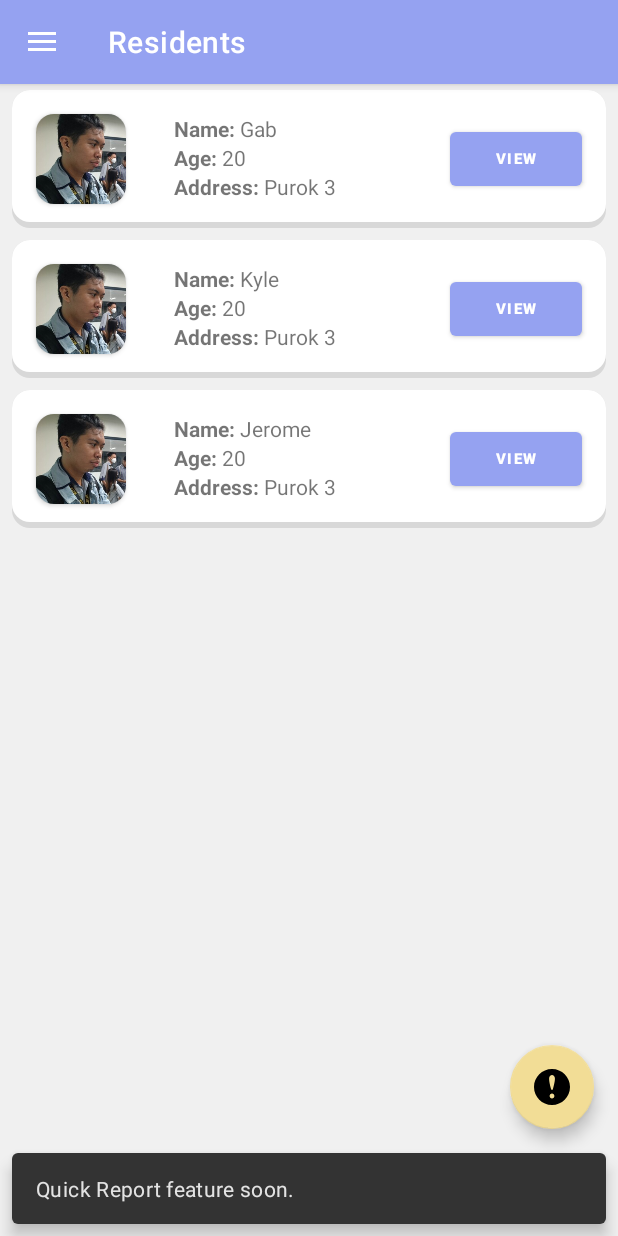
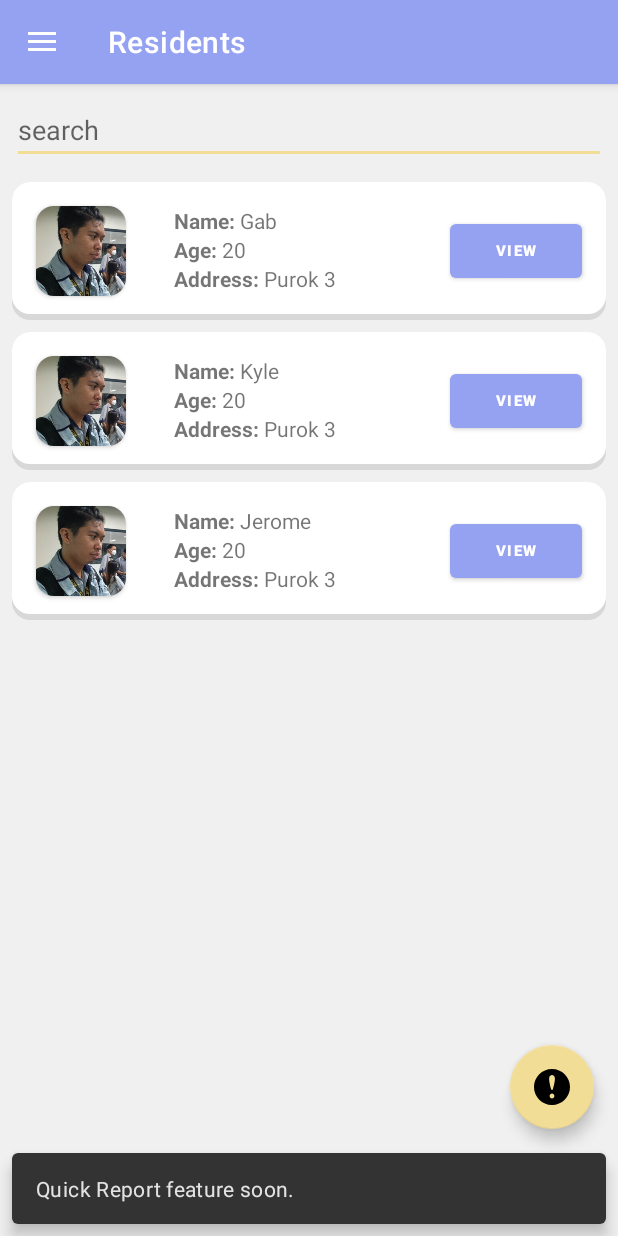
Before and after one commit to Grrom/barangay_cleaning, an Android app: the screen it shows after launch (MainActivity), in the side drawer, after a tap on "Residents", on a phone screen of 412 x 824 dp. Run offline under Robolectric (Android 15) with nearby library versions, the phone set to English and light mode, and no system bars; our stand-ins replace navigation-ui.

Commit message:
add search input

```diff
--- a/app/src/main/java/com/example/barangay_cleaning/ui/reports/ReportsFragment.java
+++ b/app/src/main/java/com/example/barangay_cleaning/ui/reports/ReportsFragment.java
@@ -45,9 +45,6 @@ public class ReportsFragment extends Fragment {
         recyclerView.setAdapter(adapter);
         recyclerView.setLayoutManager(new LinearLayoutManager(getContext()));
 
-        ReportsViewModel areasViewModel =
-                new ViewModelProvider(this).get(ReportsViewModel.class);
-
         return root;
     }
 
--- a/app/src/main/res/layout/fragment_residents.xml
+++ b/app/src/main/res/layout/fragment_residents.xml
@@ -5,9 +5,17 @@
     xmlns:tools="http://schemas.android.com/tools"
     android:layout_width="match_parent"
     android:layout_height="match_parent"
-    android:layout_gravity="center"
     android:background="@color/bg_light"
+    android:orientation="vertical"
     tools:context=".ui.residents.ResidentsFragment">
+
+    <EditText
+        android:layout_margin="8dp"
+        android:id="@+id/search_resident"
+        android:layout_width="match_parent"
+        android:layout_height="wrap_content"
+        android:hint="search"
+        />
 
     <androidx.recyclerview.widget.RecyclerView
         android:id="@+id/residentsRecyclerView"
```
